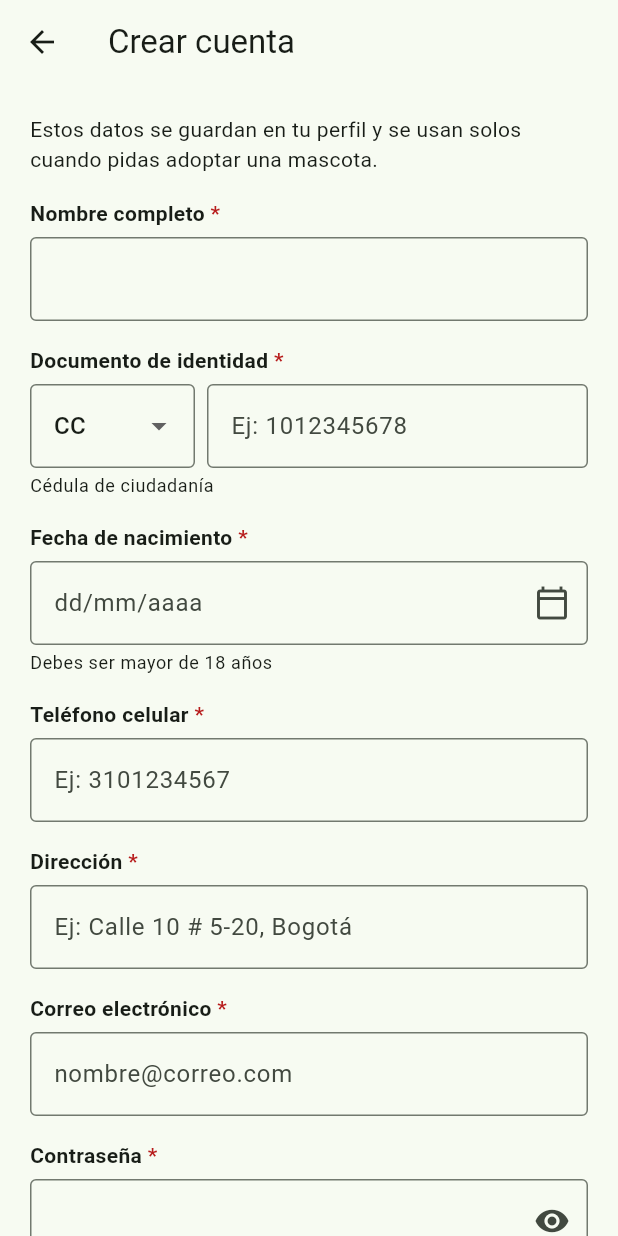
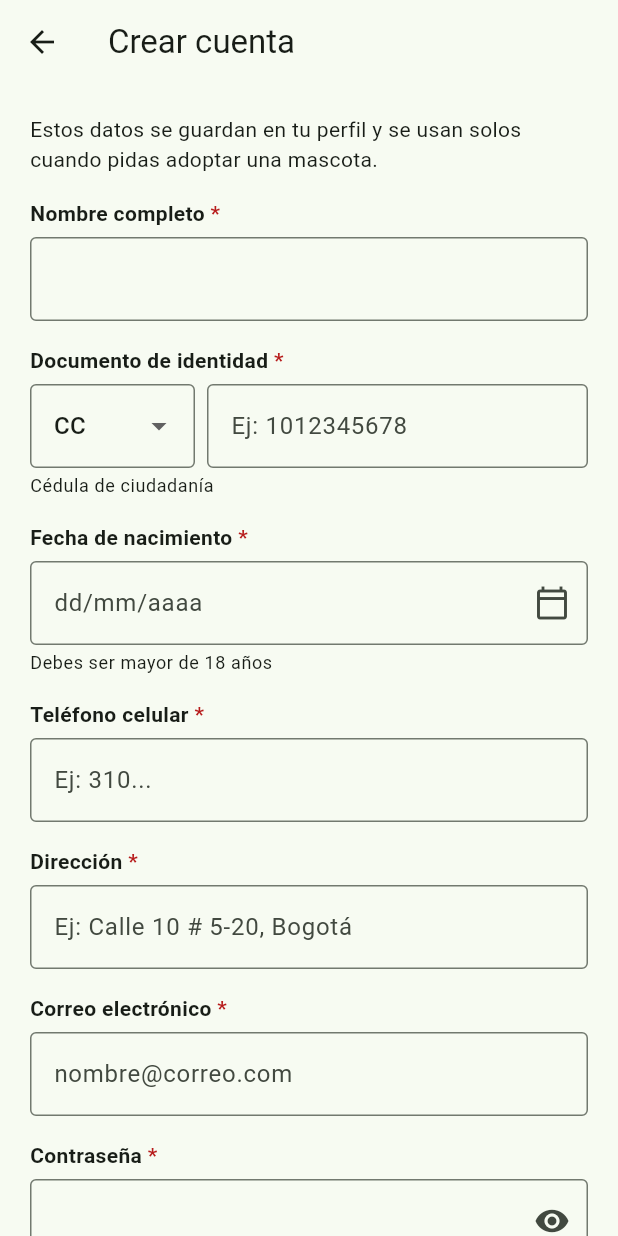
Before and after one commit to diegoandresmendoza2006/paws-shop-mobile, a Flutter app: the RegistroPage screen opened directly, on a phone screen of 412 x 824 dp. Run offline on Flutter 3.47's test engine with Material 3 defaults, Android fonts, the phone set to English and light mode, and no system bars; our stand-ins replace flutter_bloc, image_picker, shared_preferences; accounts and stored records are empty; network calls fail.

Commit message:
fix: shorten the phone number placeholder to 310...

```diff
--- a/lib/pages/cliente_page.dart
+++ b/lib/pages/cliente_page.dart
@@ -187,7 +187,7 @@ class _FormularioState extends State<_Formulario> {
                       etiqueta: 'Teléfono celular',
                       controlador: _telefono,
                       teclado: TextInputType.phone,
-                      pista: 'Ej: 3101234567',
+                      pista: 'Ej: 310...',
                       maxLongitud: 10,
                       formateadores: [FilteringTextInputFormatter.digitsOnly],
                       validador: validarTelefono,
--- a/lib/pages/perfil_page.dart
+++ b/lib/pages/perfil_page.dart
@@ -221,7 +221,7 @@ class _ContenidoState extends State<_Contenido> {
                                 controlador: _telefono,
                                 teclado: TextInputType.phone,
                                 accion: TextInputAction.next,
-                                pista: 'Ej: 3101234567',
+                                pista: 'Ej: 310...',
                                 maxLongitud: 10,
                                 formateadores: [FilteringTextInputFormatter.digitsOnly],
                                 validador: validarTelefono,
--- a/lib/pages/refugio_form_page.dart
+++ b/lib/pages/refugio_form_page.dart
@@ -98,7 +98,7 @@ class _FormularioState extends State<_Formulario> {
             obligatorio: false,
             maxLongitud: 20,
             teclado: TextInputType.phone,
-            pista: 'Ej: 310 123 4567',
+            pista: 'Ej: 310...',
             validador: (v) => (v ?? '').trim().isEmpty ? null : validarTelefono(v),
           ),
           const SizedBox(height: 20),
--- a/lib/pages/registro_page.dart
+++ b/lib/pages/registro_page.dart
@@ -114,7 +114,7 @@ class _RegistroPageState extends State<RegistroPage> {
                     controlador: _telefono,
                     teclado: TextInputType.phone,
                     accion: TextInputAction.next,
-                    pista: 'Ej: 3101234567',
+                    pista: 'Ej: 310...',
                     maxLongitud: 10,
                     formateadores: [FilteringTextInputFormatter.digitsOnly],
                     validador: validarTelefono,
```
